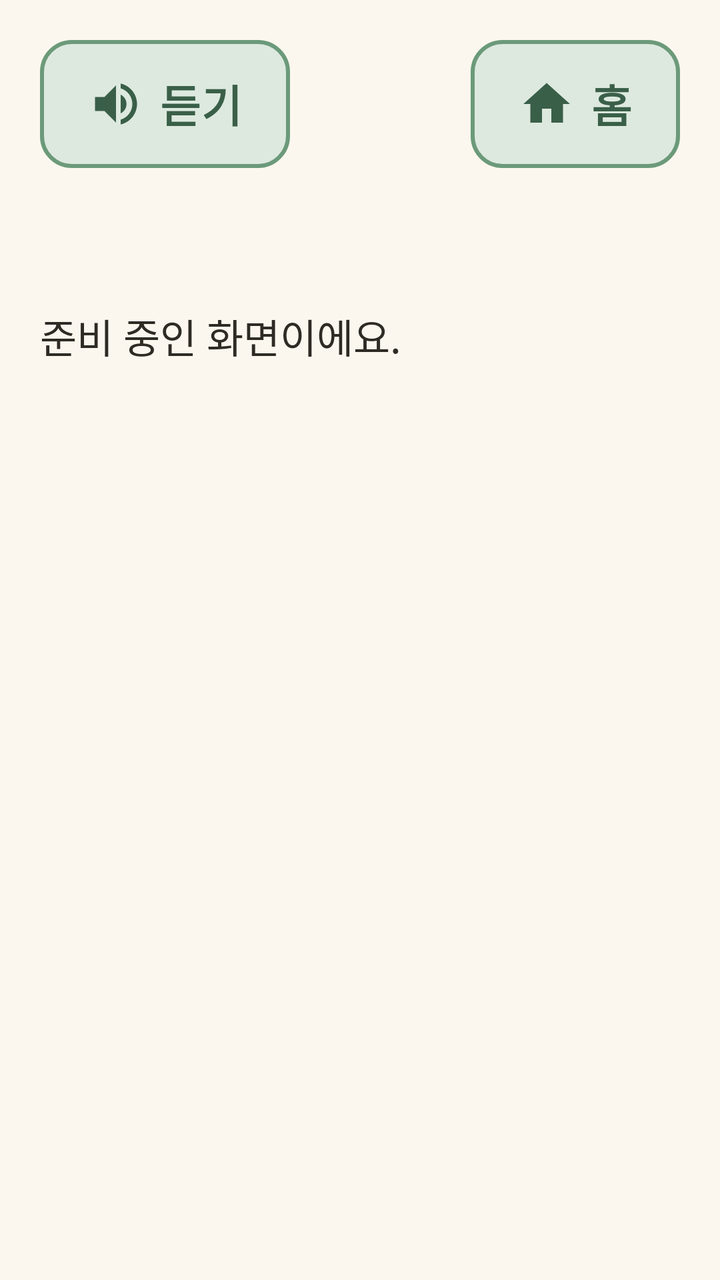
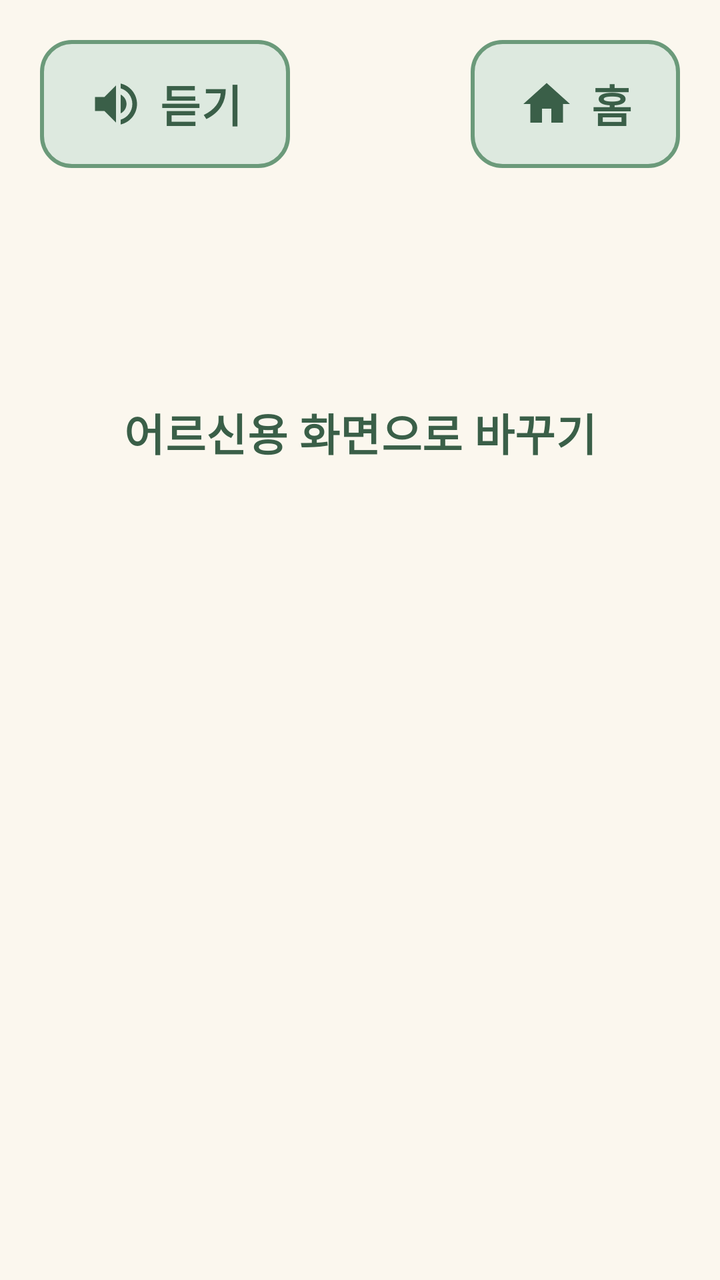

Screens rendered from an Android XML layout before and after an edit, with the pre-edit source and the edit as a unified diff.
<!-- AndroidManifest.xml: application theme Theme.Dorawing -->
<!-- res/layout/activity_guardian_home.xml -->
<?xml version="1.0" encoding="utf-8"?>
<LinearLayout xmlns:android="http://schemas.android.com/apk/res/android"
    android:layout_width="match_parent"
    android:layout_height="match_parent"
    android:orientation="vertical"
    android:padding="@dimen/screen_padding">

    <include
        android:id="@+id/topBar"
        layout="@layout/view_top_bar" />

    <TextView
        android:layout_width="match_parent"
        android:layout_height="wrap_content"
        android:layout_marginTop="@dimen/screen_padding"
        android:text="@string/screen_preparing" />
</LinearLayout>
<!-- res/layout/view_top_bar.xml (included above) -->
<?xml version="1.0" encoding="utf-8"?>
<LinearLayout xmlns:android="http://schemas.android.com/apk/res/android"
    xmlns:app="http://schemas.android.com/apk/res-auto"
    android:layout_width="match_parent"
    android:layout_height="wrap_content"
    android:orientation="vertical">

    <LinearLayout
        android:layout_width="match_parent"
        android:layout_height="wrap_content"
        android:gravity="center_vertical"
        android:orientation="horizontal">

        <com.google.android.material.button.MaterialButton
            android:id="@+id/btnSpeak"
            style="@style/Button.Secondary"
            android:layout_width="wrap_content"
            android:layout_height="wrap_content"
            android:text="@string/top_speak"
            app:icon="@drawable/ic_speaker" />

        <Space
            android:layout_width="0dp"
            android:layout_height="0dp"
            android:layout_weight="1" />

        <com.google.android.material.button.MaterialButton
            android:id="@+id/btnHome"
            style="@style/Button.Secondary"
            android:layout_width="wrap_content"
            android:layout_height="wrap_content"
            android:text="@string/top_home"
            app:icon="@drawable/ic_home" />
    </LinearLayout>

    <TextView
        android:id="@+id/tvTitle"
        style="@style/Text.Title"
        android:layout_width="match_parent"
        android:layout_height="wrap_content"
        android:layout_marginTop="@dimen/gap" />
</LinearLayout>
<!-- resources referenced by this layout -->
<resources>
  <dimen name="gap">12dp</dimen>
  <dimen name="screen_padding">20dp</dimen>
  <!-- drawable ic_home (drawable) -->
  <vector xmlns:android="http://schemas.android.com/apk/res/android"
      android:width="24dp"
      android:height="24dp"
      android:viewportWidth="24"
      android:viewportHeight="24">
      <path
          android:fillColor="#FF000000"
          android:pathData="M10,20v-6h4v6h5v-8h3L12,3 2,12h3v8z" />
  </vector>
  <string name="screen_preparing">준비 중인 화면이에요.</string>
  <string name="top_home">홈</string>
  <string name="top_speak">듣기</string>
  <style name="Text.Title" parent="Text.Body">
          <item name="android:textSize">@dimen/text_title</item>
          <item name="android:textStyle">bold</item>
          <item name="android:textColor">@color/green_dark</item>
      </style>
  <color name="green_light">#DDE9DF</color>
  <color name="green_dark">#3A5F48</color>
  <color name="green_mid">#6B9A7A</color>
  <dimen name="button_stroke">2dp</dimen>
  <dimen name="text_title">28sp</dimen>
  <color name="white">#FFFFFFFF</color>
  <color name="coral_dark">#C85A41</color>
  <color name="cream">#FBF7EE</color>
  <color name="text_main">#2E2A24</color>
  <dimen name="button_height">64dp</dimen>
  <dimen name="text_button">22sp</dimen>
  <dimen name="corner">16dp</dimen>
  <dimen name="icon_size">28dp</dimen>
  <dimen name="text_body">20sp</dimen>
  <style name="Dialog.Title" parent="MaterialAlertDialog.Material3.Title.Text">
          <item name="android:textSize">@dimen/text_title</item>
          <item name="android:textStyle">bold</item>
          <item name="android:textColor">@color/green_dark</item>
      </style>
  <style name="Dialog.Body" parent="MaterialAlertDialog.Material3.Body.Text">
          <item name="android:textSize">@dimen/text_body</item>
          <item name="android:lineBreakWordStyle" tools:targetApi="33">phrase</item>
          <item name="android:textColor">@color/text_main</item>
      </style>
  <style name="Dialog.Button" parent="Widget.Material3.Button.TextButton.Dialog">
          <item name="android:textSize">@dimen/text_button</item>
          <item name="android:minHeight">@dimen/button_height</item>
          <item name="android:textColor">@color/green_dark</item>
      </style>
  <!-- unchanged entries left out for length: 7 -->
</resources>

<!-- the commit's change to res/layout/activity_guardian_home.xml (unified diff, before → after) -->
@@ -1,5 +1,6 @@
 <?xml version="1.0" encoding="utf-8"?>
 <LinearLayout xmlns:android="http://schemas.android.com/apk/res/android"
+    xmlns:app="http://schemas.android.com/apk/res-auto"
     android:layout_width="match_parent"
     android:layout_height="match_parent"
     android:orientation="vertical"
@@ -9,11 +10,229 @@
         android:id="@+id/topBar"
         layout="@layout/view_top_bar" />
 
-    <TextView
+    <ScrollView
         android:layout_width="match_parent"
-        android:layout_height="wrap_content"
-        android:layout_marginTop="@dimen/screen_padding"
-        android:text="@string/screen_preparing" />
+        android:layout_height="0dp"
+        android:layout_weight="1"
+        android:fadeScrollbars="false">
+
+        <LinearLayout
+            android:layout_width="match_parent"
+            android:layout_height="wrap_content"
+            android:orientation="vertical">
+
+            
+            <TextView
+                android:id="@+id/tvStatus"
+                android:layout_width="match_parent"
+                android:layout_height="wrap_content"
+                android:layout_marginTop="@dimen/gap" />
+
+            <com.google.android.material.button.MaterialButton
+                android:id="@+id/btnEnterCode"
+                android:layout_width="match_parent"
+                android:layout_height="wrap_content"
+                android:layout_marginTop="@dimen/gap"
+                android:text="@string/ghome_enter_code"
+                android:visibility="gone" />
+
+            <LinearLayout
+                android:id="@+id/boxData"
+                android:layout_width="match_parent"
+                android:layout_height="wrap_content"
+                android:orientation="vertical"
+                android:visibility="gone">
+
+                <TextView
+                    android:id="@+id/tvUpdated"
+                    style="@style/Text.Sub"
+                    android:layout_width="match_parent"
+                    android:layout_height="wrap_content" />
+
+                
+                <com.google.android.material.card.MaterialCardView
+                    android:id="@+id/cardAlert"
+                    style="@style/Card"
+                    android:layout_width="match_parent"
+                    android:layout_height="wrap_content"
+                    android:layout_marginTop="@dimen/gap"
+                    android:visibility="gone"
+                    app:cardBackgroundColor="@color/pink_light">
+
+                    <LinearLayout
+                        android:layout_width="match_parent"
+                        android:layout_height="wrap_content"
+                        android:orientation="vertical">
+
+                        <TextView
+                            android:layout_width="match_parent"
+                            android:layout_height="wrap_content"
+                            android:text="@string/ghome_alert_title"
+                            android:textStyle="bold" />
+
+                        <TextView
+                            android:id="@+id/tvAlertAreas"
+                            android:layout_width="match_parent"
+                            android:layout_height="wrap_content"
+                            android:layout_marginTop="@dimen/gap" />
+
+                        <TextView
+                            style="@style/Text.Sub"
+                            android:layout_width="match_parent"
+                            android:layout_height="wrap_content"
+                            android:layout_marginTop="@dimen/gap"
+                            android:text="@string/ghome_alert_note" />
+                    </LinearLayout>
+                </com.google.android.material.card.MaterialCardView>
+
+                
+                <com.google.android.material.card.MaterialCardView
+                    style="@style/Card"
+                    android:layout_width="match_parent"
+                    android:layout_height="wrap_content"
+                    android:layout_marginTop="@dimen/gap"
+                    app:cardBackgroundColor="@color/white">
+
+                    <LinearLayout
+                        android:layout_width="match_parent"
+                        android:layout_height="wrap_content"
+                        android:orientation="vertical">
+
+                        <TextView
+                            android:layout_width="match_parent"
+                            android:layout_height="wrap_content"
+                            android:text="@string/record_chart_title"
+                            android:textColor="@color/green_dark"
+                            android:textSize="@dimen/text_button"
+                            android:textStyle="bold" />
+
+                        <com.github.mikephil.charting.charts.BarChart
+                            android:id="@+id/chart"
+                            android:layout_width="match_parent"
+                            android:layout_height="280dp"
+                            android:layout_marginTop="@dimen/gap" />
+
+                        <TextView
+                            android:id="@+id/tvLevels"
+                            android:layout_width="match_parent"
+                            android:layout_height="wrap_content"
+                            android:layout_marginTop="@dimen/gap" />
+
+                        <TextView
+                            android:id="@+id/tvNoSets"
+                            style="@style/Text.Sub"
+                            android:layout_width="match_parent"
+                            android:layout_height="wrap_content"
+                            android:layout_marginTop="@dimen/gap"
+                            android:visibility="gone" />
+                    </LinearLayout>
+                </com.google.android.material.card.MaterialCardView>
+
+                
+                <com.google.android.material.card.MaterialCardView
+                    style="@style/Card"
+                    android:layout_width="match_parent"
+                    android:layout_height="wrap_content"
+                    android:layout_marginTop="@dimen/gap"
+                    app:cardBackgroundColor="@color/white">
+
+                    <LinearLayout
+                        android:layout_width="match_parent"
+                        android:layout_height="wrap_content"
+                        android:orientation="vertical">
+
+                        <TextView
+                            android:layout_width="match_parent"
+                            android:layout_height="wrap_content"
+                            android:text="@string/record_week_title"
+                            android:textColor="@color/green_dark"
+                            android:textSize="@dimen/text_button"
+                            android:textStyle="bold" />
+
+                        <TextView
+                            android:id="@+id/tvWeek"
+                            android:layout_width="match_parent"
+                            android:layout_height="wrap_content"
+                            android:layout_marginTop="@dimen/gap" />
+
+                        <TextView
+                            android:id="@+id/tvLastPlay"
+                            android:layout_width="match_parent"
+                            android:layout_height="wrap_content"
+                            android:layout_marginTop="@dimen/gap" />
+                    </LinearLayout>
+                </com.google.android.material.card.MaterialCardView>
+
+                
+                <com.google.android.material.card.MaterialCardView
+                    style="@style/Card"
+                    android:layout_width="match_parent"
+                    android:layout_height="wrap_content"
+                    android:layout_marginTop="@dimen/gap"
+                    app:cardBackgroundColor="@color/white">
+
+                    <LinearLayout
+                        android:layout_width="match_parent"
+                        android:layout_height="wrap_content"
+                        android:orientation="vertical">
+
+                        <TextView
+                            android:layout_width="match_parent"
+                            android:layout_height="wrap_content"
+                            android:text="@string/record_diag_title"
+                            android:textColor="@color/green_dark"
+                            android:textSize="@dimen/text_button"
+                            android:textStyle="bold" />
+
+                        <TextView
+                            android:id="@+id/tvDiagDate"
+                            style="@style/Text.Sub"
+                            android:layout_width="match_parent"
+                            android:layout_height="wrap_content"
+                            android:layout_marginTop="@dimen/gap" />
+
+                        <TextView
+                            android:id="@+id/tvDiag"
+                            android:layout_width="match_parent"
+                            android:layout_height="wrap_content" />
+
+                        <TextView
+                            style="@style/Text.Sub"
+                            android:layout_width="match_parent"
+                            android:layout_height="wrap_content"
+                            android:layout_marginTop="@dimen/gap"
+                            android:text="@string/result_note" />
+                    </LinearLayout>
+                </com.google.android.material.card.MaterialCardView>
+            </LinearLayout>
+
+            <com.google.android.material.button.MaterialButton
+                android:id="@+id/btnRefresh"
+                style="@style/Button.Secondary"
+                android:layout_width="match_parent"
+                android:layout_height="wrap_content"
+                android:layout_marginTop="@dimen/screen_padding"
+                android:text="@string/ghome_refresh"
+                android:visibility="gone" />
+
+            <com.google.android.material.button.MaterialButton
+                android:id="@+id/btnLeave"
+                style="@style/Button.Secondary"
+                android:layout_width="match_parent"
+                android:layout_height="wrap_content"
+                android:layout_marginTop="@dimen/gap"
+                android:text="@string/ghome_leave"
+                android:visibility="gone" />
+
+            <com.google.android.material.button.MaterialButton
+                android:id="@+id/btnElderMode"
+                style="@style/Button.Text"
+                android:layout_width="match_parent"
+                android:layout_height="wrap_content"
+                android:layout_marginTop="@dimen/gap"
+                android:text="@string/ghome_elder_mode" />
+        </LinearLayout>
+    </ScrollView>
 </LinearLayout>
 <!-- res/layout/view_top_bar.xml (included above) -->
 <?xml version="1.0" encoding="utf-8"?>
<!-- resource entries referenced after the edit -->
@@ -12,9 +12,33 @@
           android:fillColor="#FF000000"
           android:pathData="M10,20v-6h4v6h5v-8h3L12,3 2,12h3v8z" />
   </vector>
-  <string name="screen_preparing">준비 중인 화면이에요.</string>
+  <string name="ghome_alert_note">의료 진단이 아닌 알림이에요. 어르신과 함께 자가진단을 다시 해 보시면 좋아요.</string>
+  <string name="ghome_alert_title">요즘 기록이 평소와 달라요</string>
+  <string name="ghome_elder_mode">어르신용 화면으로 바꾸기</string>
+  <string name="ghome_enter_code">연결 번호 넣기</string>
+  <string name="ghome_leave">연결 끊기</string>
+  <string name="ghome_refresh">새로 고침</string>
+  <string name="record_chart_title">영역별 정답률 (최근 3세트)</string>
+  <string name="record_diag_title">마지막 자가진단</string>
+  <string name="record_week_title">이번 주 출석</string>
+  <string name="result_note">선별 참고용 결과이며 의료 진단이 아닙니다</string>
   <string name="top_home">홈</string>
   <string name="top_speak">듣기</string>
+  <style name="Button.Text" parent="Widget.Material3.Button.TextButton">
+          <item name="android:minHeight">@dimen/button_height</item>
+          <item name="android:textSize">@dimen/text_button</item>
+          <item name="android:textColor">@color/green_dark</item>
+          <item name="android:lineBreakWordStyle" tools:targetApi="33">phrase</item>
+      </style>
+  <style name="Card" parent="Widget.Material3.CardView.Elevated">
+          <item name="cardBackgroundColor">@color/green_light</item>
+          <item name="cardCornerRadius">@dimen/corner</item>
+          <item name="cardElevation">@dimen/card_elevation</item>
+          <item name="contentPadding">@dimen/card_padding</item>
+      </style>
+  <style name="Text.Sub" parent="Text.Body">
+          <item name="android:textColor">@color/text_sub</item>
+      </style>
   <style name="Text.Title" parent="Text.Body">
           <item name="android:textSize">@dimen/text_title</item>
           <item name="android:textStyle">bold</item>
@@ -22,6 +46,7 @@
       </style>
   <color name="green_light">#DDE9DF</color>
   <color name="green_dark">#3A5F48</color>
+  <color name="pink_light">#FBE3DA</color>
   <color name="green_mid">#6B9A7A</color>
   <dimen name="button_stroke">2dp</dimen>
   <dimen name="text_title">28sp</dimen>
@@ -32,6 +57,9 @@
   <dimen name="button_height">64dp</dimen>
   <dimen name="text_button">22sp</dimen>
   <dimen name="corner">16dp</dimen>
+  <dimen name="card_elevation">2dp</dimen>
+  <dimen name="card_padding">20dp</dimen>
+  <color name="text_sub">#8A8073</color>
   <dimen name="icon_size">28dp</dimen>
   <dimen name="text_body">20sp</dimen>
   <style name="Dialog.Title" parent="MaterialAlertDialog.Material3.Title.Text">
